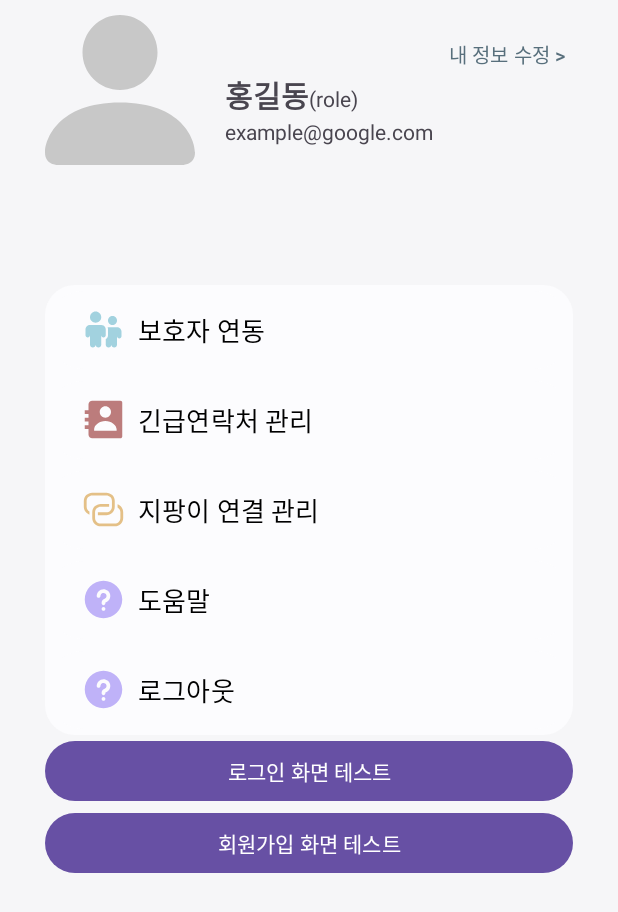
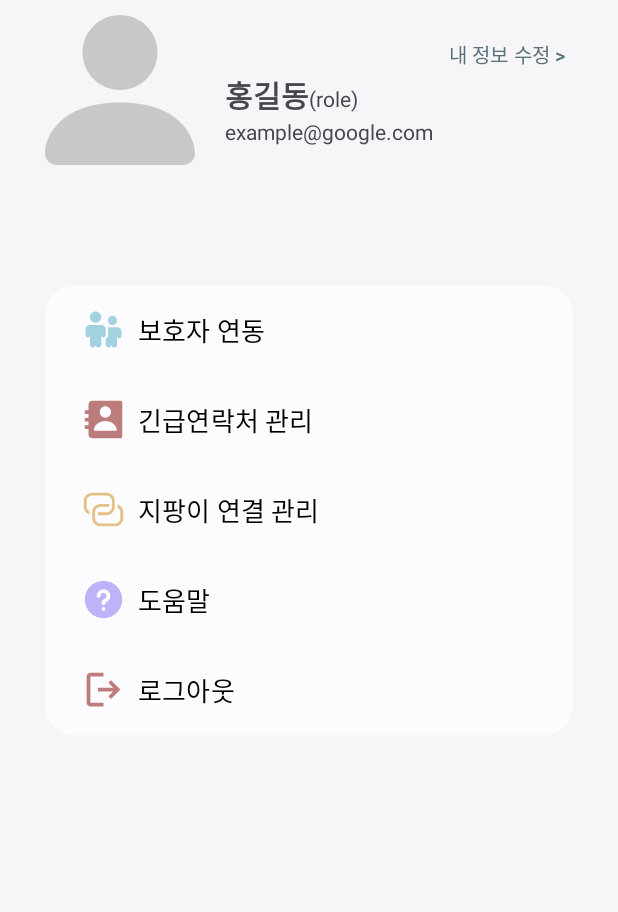
Before and after one commit to SafeWay-CapstoneDesign/Frontend, an Android app: the fragment MypageFragment shown on its own in the app's theme, on a phone screen of 412 x 824 dp. Shown: the top 912 px of the screen. Run offline under Robolectric (Android 15) with nearby library versions, the phone set to English and light mode, and no system bars; 1 statement that could not run was skipped.

Commit message:
feat:로그아웃 버튼시 확인 절차 추가 및 아이콘 적용, 테스트 진입 버튼 제거

```diff
--- a/app/src/main/java/com/example/safeway/MypageFragment.kt
+++ b/app/src/main/java/com/example/safeway/MypageFragment.kt
@@ -9,6 +9,7 @@ import android.view.ViewGroup
 import android.widget.Button
 import android.widget.TextView
 import android.widget.Toast
+import androidx.appcompat.app.AlertDialog
 import androidx.appcompat.app.AppCompatActivity
 import androidx.fragment.app.Fragment
 import com.example.safeway.model.User
@@ -69,30 +70,26 @@ class MypageFragment : Fragment() {
 
         val LogoutBtn: Button = view.findViewById(R.id.logoutBtn)
         LogoutBtn.setOnClickListener {
+            // 로그아웃 확인 다이얼로그
+            AlertDialog.Builder(requireContext())
+                .setTitle("로그아웃")
+                .setMessage("정말 로그아웃하시겠어요?")
+                .setPositiveButton("예") { _, _ ->
                     // SharedPreferences에서 토큰 삭제
                     val prefs = requireContext().getSharedPreferences("auth", AppCompatActivity.MODE_PRIVATE)
                     prefs.edit().remove("accessToken").apply()
 
                     // 로그인 화면으로 이동
                     val intent = Intent(requireContext(), LoginActivity::class.java)
-            // 백스택 제거 (뒤로가기 방지)
                     intent.flags = Intent.FLAG_ACTIVITY_NEW_TASK or Intent.FLAG_ACTIVITY_CLEAR_TASK
                     startActivity(intent)
                 }
+                .setNegativeButton("아니오", null)
+                .show()
+        }
 
 
-        // 화면 테스트 진입용 임시 코드
-        val enterLoginBtn: Button = view.findViewById(R.id.enterLoginBtn)
-        enterLoginBtn.setOnClickListener {
-            val intent = Intent(requireContext(), LoginActivity::class.java)
-            startActivity(intent)
-        }
 
-        val enterSignInBtn: Button = view.findViewById(R.id.enterSignInBtn)
-        enterSignInBtn.setOnClickListener {
-            val intent = Intent(requireContext(), SignUpActivity::class.java)
-            startActivity(intent)
-        }
 
         return view
     }
--- /dev/null
+++ b/app/src/main/res/drawable/logout.xml
@@ -0,0 +1,9 @@
+<vector xmlns:android="http://schemas.android.com/apk/res/android"
+    android:width="30dp"
+    android:height="30dp"
+    android:viewportWidth="30"
+    android:viewportHeight="30">
+  <path
+      android:pathData="M6.25,26.25C5.563,26.25 4.974,26.005 4.485,25.516C3.996,25.027 3.751,24.438 3.75,23.75V6.25C3.75,5.563 3.995,4.974 4.485,4.485C4.975,3.996 5.563,3.751 6.25,3.75H15V6.25H6.25V23.75H15V26.25H6.25ZM20,21.25L18.281,19.438L21.469,16.25H11.25V13.75H21.469L18.281,10.563L20,8.75L26.25,15L20,21.25Z"
+      android:fillColor="#BC7C7C"/>
+</vector>
--- a/app/src/main/res/layout/fragment_mypage.xml
+++ b/app/src/main/res/layout/fragment_mypage.xml
@@ -140,7 +140,7 @@
                 android:layout_width="match_parent"
                 android:layout_height="60sp"
                 android:backgroundTint="#fcfcfe"
-                android:drawableLeft="@drawable/mingcute_question_fill"
+                android:drawableLeft="@drawable/logout"
                 android:text="로그아웃"
                 android:textAlignment="viewStart"
                 android:textColor="@color/black"
@@ -148,17 +148,5 @@
                 app:rippleColor="?attr/colorControlHighlight" />
         </LinearLayout>
 
-        <Button
-            android:id="@+id/enterLoginBtn"
-            android:layout_width="match_parent"
-            android:layout_height="wrap_content"
-            android:text="로그인 화면 테스트" />
-
-        <Button
-            android:id="@+id/enterSignInBtn"
-            android:layout_width="match_parent"
-            android:layout_height="wrap_content"
-            android:text="회원가입 화면 테스트" />
-
     </LinearLayout>
 </FrameLayout>
```
Also changed, not shown: 1 other file. Lines whose indentation alone changed are shown as unchanged.
